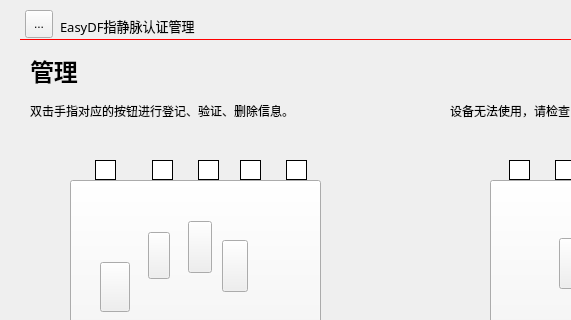
Before: the Qt Designer form SysSafe/mainwindow.ui in gessd/whh, drawn with Qt 5; both pictures show x 0 to 571 and y 0 to 320 of the 800 by 480 pixel window.
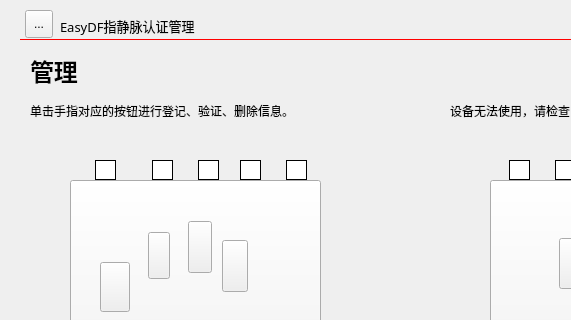
After: the same form once the commit is applied. The open tabs and pages were chosen to show the change. Icons and pictures are not drawn.

Commit message: 调整验证策略

What changed in the file:
```diff
--- a/SysSafe/mainwindow.ui
+++ b/SysSafe/mainwindow.ui
@@ -414,7 +414,7 @@
        </rect>
       </property>
       <property name="text">
-       <string>双击手指对应的按钮进行登记、验证、删除信息。</string>
+       <string>单击手指对应的按钮进行登记、验证、删除信息。</string>
       </property>
      </widget>
      <widget class="QToolButton" name="btnFinger_1">
```
Left out of the diff: 2 changed lines with no effect on the pictures. The commit also changes 5 other files.
